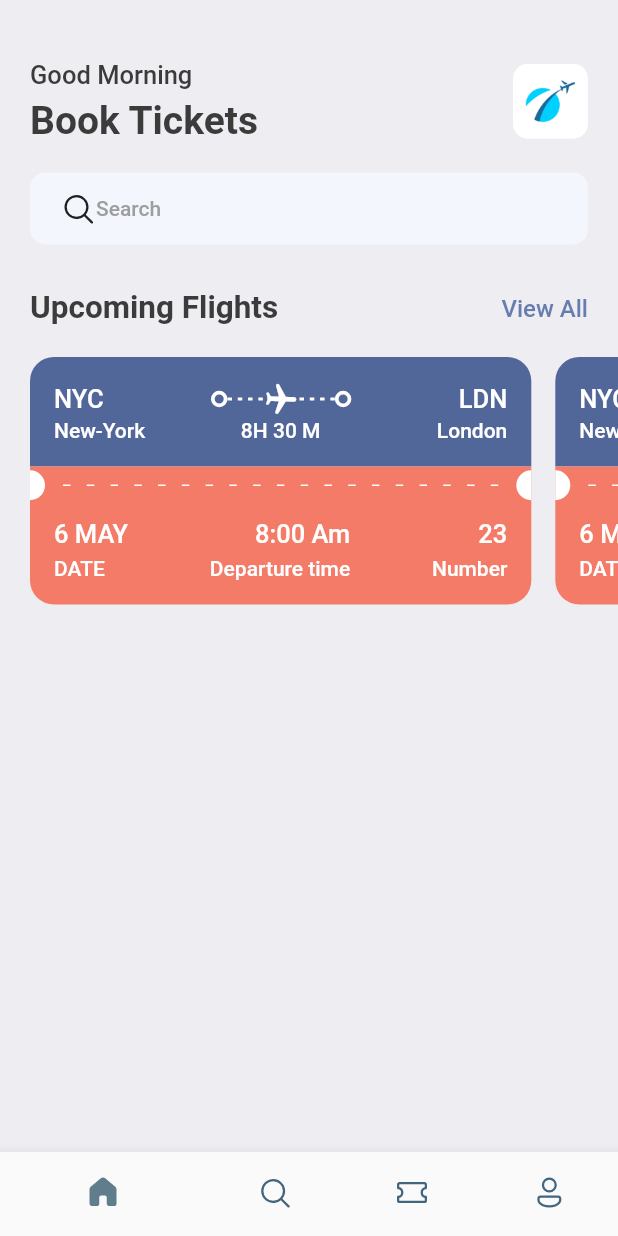
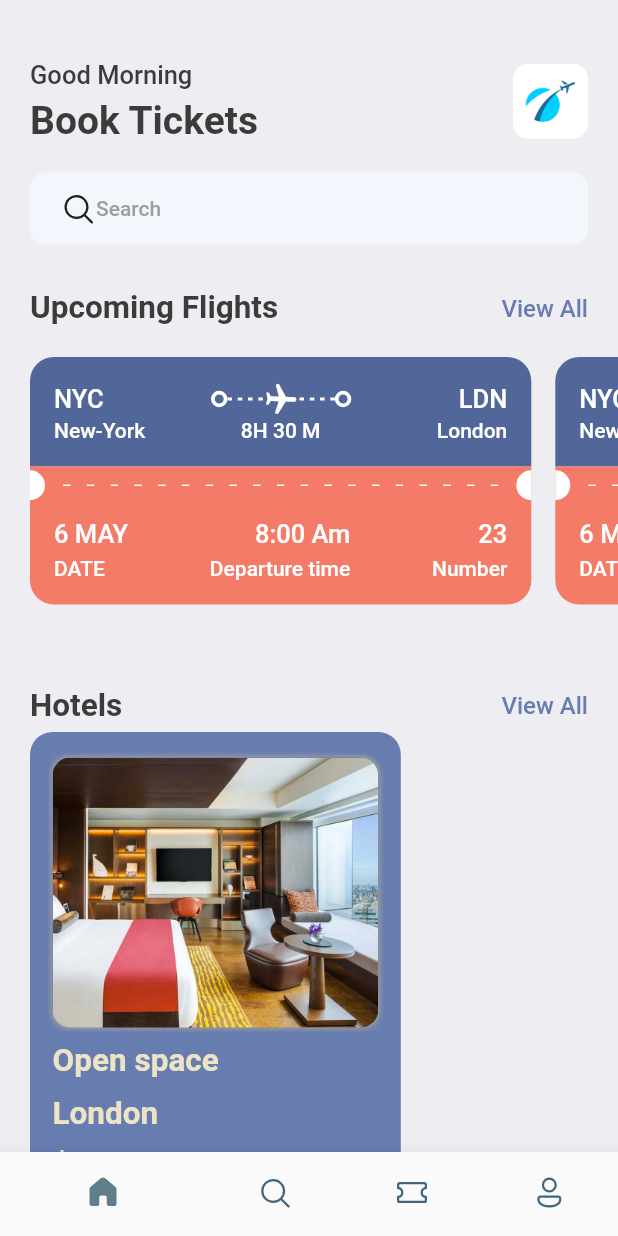
Before and after one commit to Shadabdullah/TicketBooking, a Flutter app: the screen it shows after launch, on a phone screen of 412 x 824 dp. Run offline on Flutter 3.47's test engine with Material 2 defaults, Android fonts, the phone set to English and light mode, and no system bars; our stand-ins replace fluentui_icons, gap.

Commit message:
Static data complete

```diff
--- a/App/lib/screens/bottom_bar.dart
+++ b/App/lib/screens/bottom_bar.dart
@@ -1,5 +1,4 @@
 import 'package:fluentui_icons/fluentui_icons.dart';
-import 'package:flutter/cupertino.dart';
 import 'package:flutter/material.dart';
 import 'package:project_name/screens/home_screen.dart';
 
--- a/App/lib/screens/home_screen.dart
+++ b/App/lib/screens/home_screen.dart
@@ -1,7 +1,9 @@
 import 'package:fluentui_icons/fluentui_icons.dart';
 import 'package:flutter/material.dart';
 import 'package:gap/gap.dart';
+import 'package:project_name/screens/hotels_screen.dart';
 import 'package:project_name/screens/ticket_view.dart';
+import 'package:project_name/utils/app_infolist.dart';
 import '/utils/app_style.dart';
 
 class HomeScreen extends StatefulWidget {
@@ -76,9 +78,7 @@ class _HomeScreenState extends State<HomeScreen> {
                     style: Styles.headlineStyle2,
                   ),
                   InkWell(
-                    onTap: () {
-                      print("working");
-                    },
+                    onTap: () {},
                     child: Text(
                       "View All",
                       style:
@@ -94,6 +94,32 @@ class _HomeScreenState extends State<HomeScreen> {
             scrollDirection: Axis.horizontal,
             padding: const EdgeInsets.only(left: 20),
             child: Row(children: [TicketView(), TicketView(), TicketView()]),
+          ),
+          const Gap(20),
+          Container(
+            padding: const EdgeInsets.symmetric(horizontal: 20),
+            child: Row(
+              mainAxisAlignment: MainAxisAlignment.spaceBetween,
+              children: [
+                Text(
+                  'Hotels',
+                  style: Styles.headlineStyle2,
+                ),
+                InkWell(
+                  onTap: () {},
+                  child: Text(
+                    "View All",
+                    style:
+                        Styles.textStyle.copyWith(color: Styles.primaryColor),
+                  ),
+                )
+              ],
+            ),
+          ),
+          SingleChildScrollView(
+            scrollDirection: Axis.horizontal,
+            padding: const EdgeInsets.only(left: 20),
+            child: Row(children: [const HotelScreeen()]),
           )
         ],
       ),
--- /dev/null
+++ b/App/lib/screens/hotels_screen.dart
@@ -0,0 +1,53 @@
+import 'package:flutter/material.dart';
+import 'package:gap/gap.dart';
+import 'package:project_name/screens/app_layout.dart';
+import 'package:project_name/utils/app_style.dart';
+
+class HotelScreeen extends StatelessWidget {
+  const HotelScreeen({super.key});
+
+  @override
+  Widget build(BuildContext context) {
+    final size = AppLayOut.getSize(context);
+    return Container(
+      width: size.width * 0.6,
+      height: 350,
+      margin: const EdgeInsets.only(top: 5, right: 17),
+      decoration: BoxDecoration(
+          borderRadius: BorderRadius.circular(15), color: Styles.primaryColor),
+      padding: const EdgeInsets.symmetric(horizontal: 15, vertical: 17),
+      child: Column(crossAxisAlignment: CrossAxisAlignment.start, children: [
+        Container(
+          height: 180,
+          decoration: BoxDecoration(
+              borderRadius: BorderRadius.circular(12),
+              color: Styles.primaryColor,
+              boxShadow: const [
+                BoxShadow(color: Colors.grey, blurRadius: 2, spreadRadius: 1)
+              ],
+              image: const DecorationImage(
+                  fit: BoxFit.cover,
+                  image: AssetImage('assets/images/one.png'))),
+        ),
+        const Gap(10),
+        Text(
+          "Open space",
+          style: Styles.headlineStyle2
+              .copyWith(color: Color.fromARGB(255, 237, 227, 197)),
+        ),
+        const Gap(10),
+        Text(
+          "London",
+          style: Styles.headlineStyle2
+              .copyWith(color: Color.fromARGB(255, 237, 227, 197)),
+        ),
+        const Gap(10),
+        Text(
+          "\$40/Night",
+          style: Styles.headlineStyle2
+              .copyWith(color: Color.fromARGB(255, 237, 227, 197)),
+        )
+      ]),
+    );
+  }
+}
--- /dev/null
+++ b/App/lib/utils/app_infolist.dart
@@ -0,0 +1,23 @@
+List<Map<String, dynamic>> hotelList = [
+
+{
+  'image':'one.png',
+  'place':'Open Space',
+   'Destination':'London',
+   'price':25
+},
+{
+  'image':'two.png',
+  'place':'Capdocia',
+   'Destination':'istambul',
+   'price':25
+},
+{
+  'image':'three.png',
+  'place':'PalmJumera',
+   'Destination':'Dubai',
+   'price':25
+}
+
+
+];
--- a/App/lib/utils/app_style.dart
+++ b/App/lib/utils/app_style.dart
@@ -7,6 +7,7 @@ class Styles {
   static Color textColor = const Color(0xFF3B3B3B);
   static Color bgColor = const Color(0xFFEEEDF2);
   static Color orangeColor = const Color(0XFFF37B67);
+  static Color kakiColor = Color.fromARGB(255, 232, 168, 150);
 
   static TextStyle textStyle =
       TextStyle(fontSize: 16, color: textColor, fontWeight: FontWeight.w500);
```
